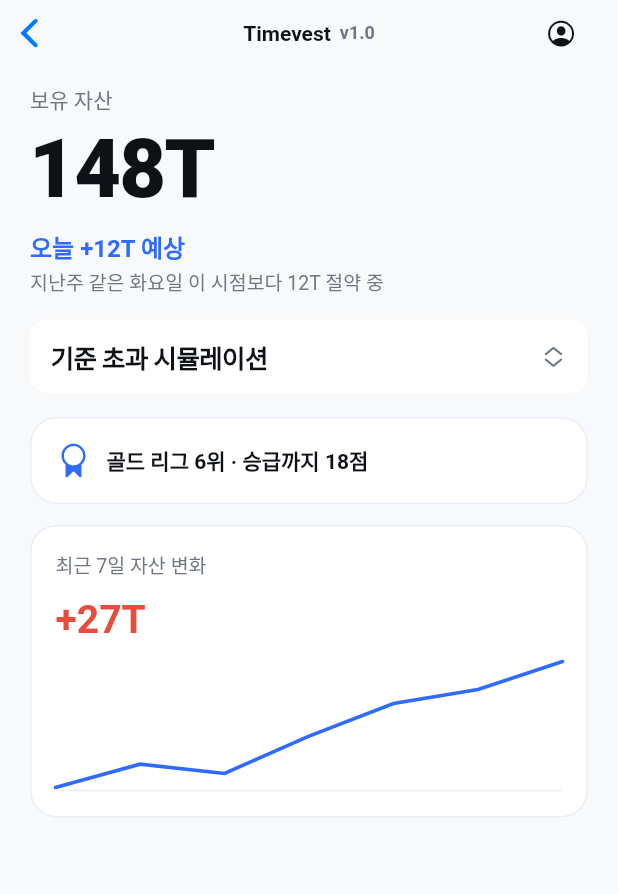
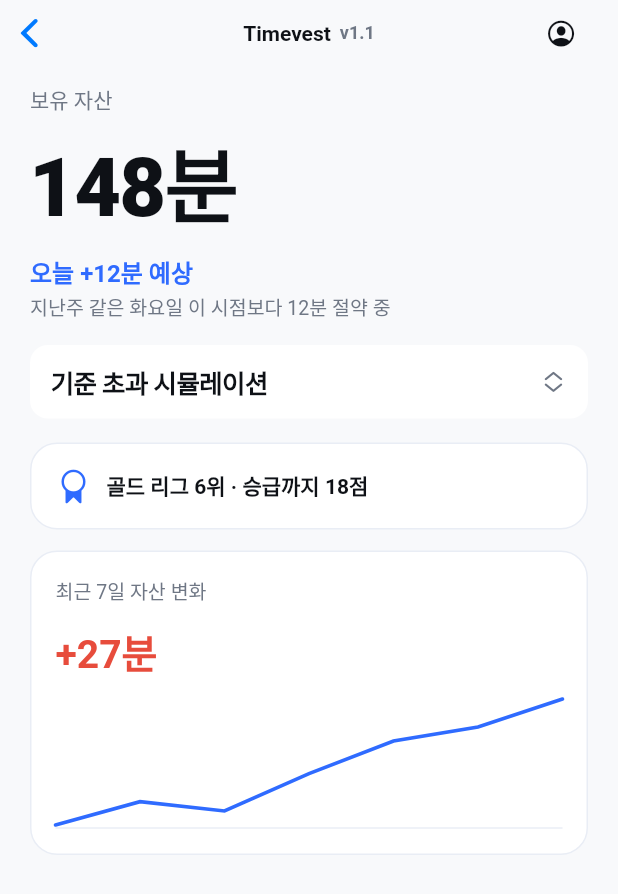
Before and after one commit to Cozystone/WETHUS2, a Flutter app: the HomeScreen screen opened directly, on a phone screen of 412 x 824 dp. Shown: the top 894 px of the screen. Run offline on Flutter 3.47's test engine with Material 3 defaults, Android fonts, the phone set to English and light mode, and no system bars.

Commit message:
feat(timevest): switch home/time metrics to minute unit and bump version to v1.1

```diff
--- a/TIMONEY/lib/core/constants/app_version.dart
+++ b/TIMONEY/lib/core/constants/app_version.dart
@@ -1 +1 @@
-const String kAppVersionLabel = 'v1.0';
+const String kAppVersionLabel = 'v1.1';
--- a/TIMONEY/lib/features/home/home_screen.dart
+++ b/TIMONEY/lib/features/home/home_screen.dart
@@ -12,7 +12,7 @@
 }
 
 class _HomeScreenState extends State<HomeScreen> {
-  String status = '지난주 같은 화요일 이 시점보다 12T 절약 중';
+  String status = '지난주 같은 화요일 이 시점보다 12분 절약 중';
 
   @override
   Widget build(BuildContext context) {
@@ -42,9 +42,9 @@
           children: [
             const Text('보유 자산', style: TextStyle(fontSize: 14, color: AppColors.subText)),
             const SizedBox(height: 4),
-            Text('${MockTimevestData.walletT}T', style: const TextStyle(fontSize: 54, fontWeight: FontWeight.w800, letterSpacing: -1.2)),
+            Text('${MockTimevestData.walletT}분', style: const TextStyle(fontSize: 54, fontWeight: FontWeight.w800, letterSpacing: -1.2)),
             const SizedBox(height: 8),
-            Text('오늘 +${MockTimevestData.todayExpectedT}T 예상', style: const TextStyle(fontSize: 16, color: AppColors.accent, fontWeight: FontWeight.w600)),
+            Text('오늘 +${MockTimevestData.todayExpectedT}분 예상', style: const TextStyle(fontSize: 16, color: AppColors.accent, fontWeight: FontWeight.w600)),
             const SizedBox(height: 2),
             Text(status, style: const TextStyle(fontSize: 13, color: AppColors.subText)),
             const SizedBox(height: 16),
@@ -80,7 +80,7 @@
                 children: [
                   const Text('최근 7일 자산 변화', style: TextStyle(fontSize: 13, color: AppColors.subText)),
                   const SizedBox(height: 12),
-                  const Text('+27T', style: TextStyle(fontSize: 26, fontWeight: FontWeight.w700, color: AppColors.up)),
+                  const Text('+27분', style: TextStyle(fontSize: 26, fontWeight: FontWeight.w700, color: AppColors.up)),
                   const SizedBox(height: 10),
                   MiniLineChart(points: trend, color: AppColors.accent, height: 90),
                 ],
@@ -102,14 +102,14 @@
           CupertinoActionSheetAction(
             onPressed: () {
               Navigator.pop(context);
-              setState(() => status = '30분 잠금 선택 · 오늘 -2T로 방어 중');
+              setState(() => status = '30분 잠금 선택 · 오늘 -2분으로 방어 중');
             },
             child: const Text('30분 잠그기'),
           ),
           CupertinoActionSheetAction(
             onPressed: () {
               Navigator.pop(context);
-              setState(() => status = '5T로 20분 연장 · 현재 보유 143T');
+              setState(() => status = '5T로 20분 연장 · 현재 보유 143분');
             },
             child: const Text('5T로 20분 더 사용하기'),
           ),
--- a/TIMONEY/lib/features/market/market_screen.dart
+++ b/TIMONEY/lib/features/market/market_screen.dart
@@ -22,7 +22,7 @@
           children: [
             const Text('지금 벌고 있는 시간', style: TextStyle(fontSize: 14, color: AppColors.subText)),
             const SizedBox(height: 4),
-            const Text('+9T', style: TextStyle(fontSize: 48, fontWeight: FontWeight.w800, letterSpacing: -1.0)),
+            const Text('+9분', style: TextStyle(fontSize: 48, fontWeight: FontWeight.w800, letterSpacing: -1.0)),
             const SizedBox(height: 4),
             const Text('오늘 확정 전 예상 수익', style: TextStyle(fontSize: 13, color: AppColors.subText)),
             const SizedBox(height: 18),
```
Also changed, not shown: 1 other file.
